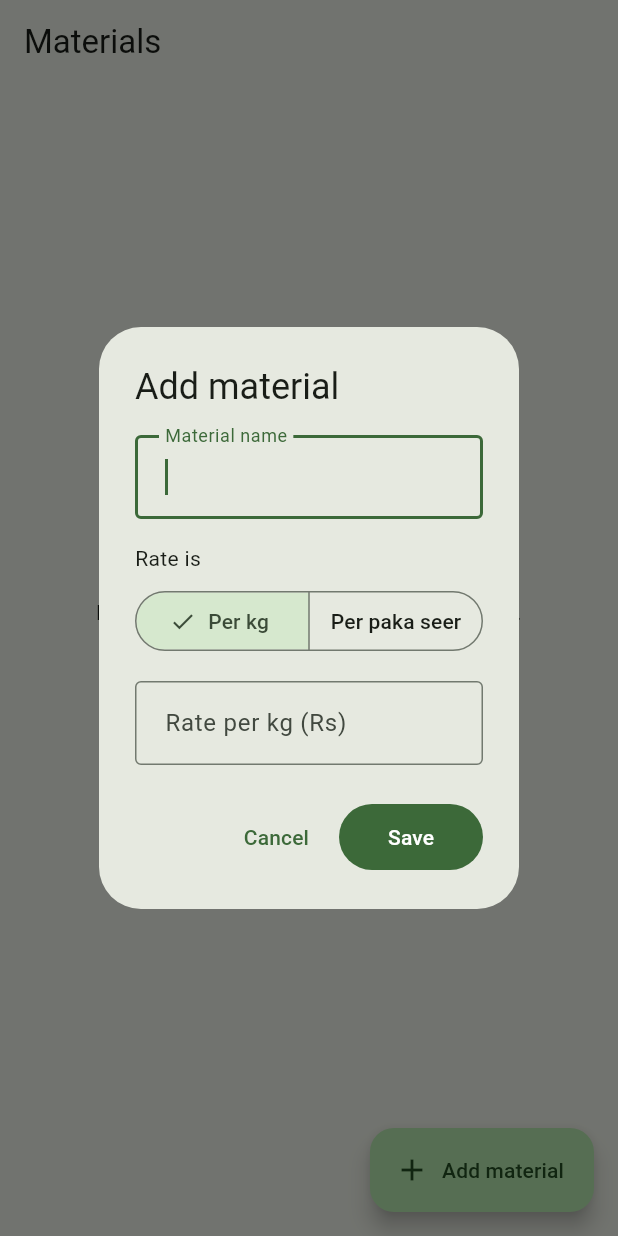
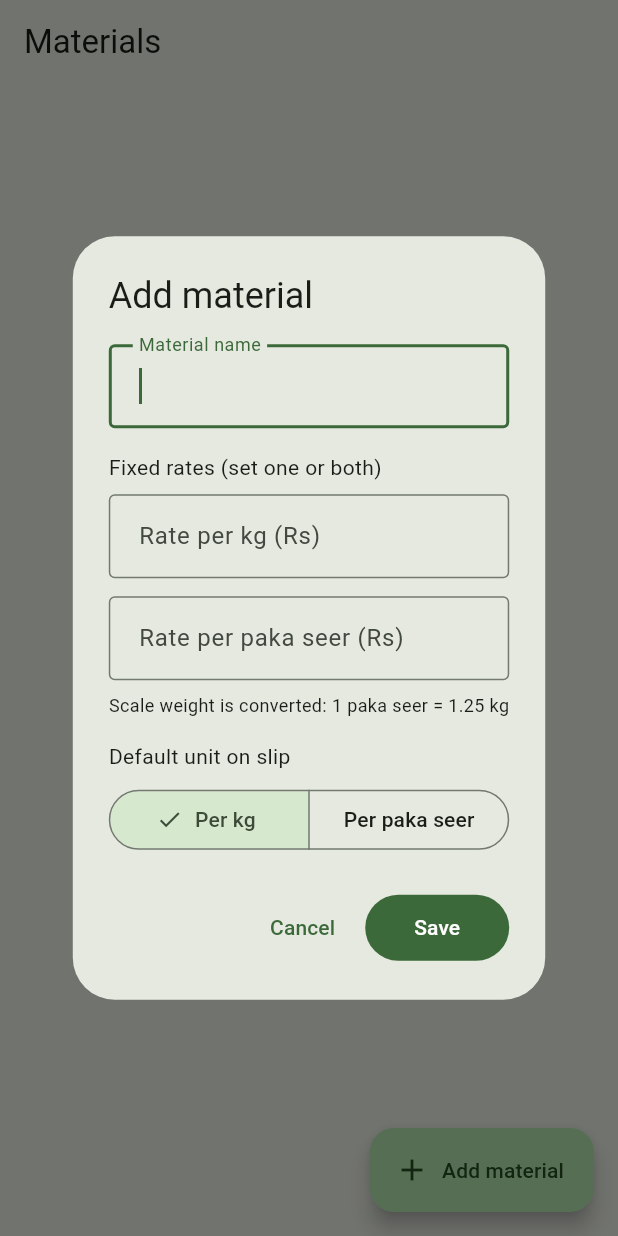
Before and after one commit to abubakarsiddique-dev/Tarazu, a Flutter app: the AddPurchaseScreen screen opened by its route, after a tap on "Materials", after a tap on "Add material", on a phone screen of 412 x 824 dp. Run offline on Flutter 3.47's test engine with Material 3 defaults, Android fonts, the phone set to English and light mode, and no system bars; our stand-ins replace cloud_firestore, firebase_auth, firebase_core, flutter_riverpod, go_router, shared_preferences; accounts and stored records are empty.

Commit message:
Materials: fixed per-kg and per-paka-seer rates; per-item unit choice on purchase slip

```diff
--- a/lib/core/constants/app_strings.dart
+++ b/lib/core/constants/app_strings.dart
@@ -99,6 +99,10 @@ class AppStrings {
   static const perPakaSeer = 'Per paka seer';
   static const ratePerPakaSeer = 'Rate per paka seer (Rs)';
   static const rateIs = 'Rate is';
+  static const fixedRates = 'Fixed rates (set one or both)';
+  static const defaultUnit = 'Default unit on slip';
+  static const priceBy = 'Price by';
+  static const rateNotSetShort = 'not set';
   static const kachaToPaka = 'Scale weight is converted: 1 paka seer = 1.25 kg';
   static const slip = 'Purchase slip';
   static const items = 'items';
--- a/lib/features/inventory/domain/models.dart
+++ b/lib/features/inventory/domain/models.dart
@@ -34,7 +34,8 @@ class ScrapMaterial {
   const ScrapMaterial({
     required this.id,
     required this.name,
-    required this.rate,
+    required this.rateKg,
+    required this.ratePakaSeer,
     required this.priceUnit,
     required this.isActive,
   });
@@ -42,18 +43,33 @@ class ScrapMaterial {
   final String id;
   final String name;
 
-  /// Rs per [priceUnit].
-  final double rate;
+  /// Fixed rate in Rs per kg (0 = not set).
+  final double rateKg;
+
+  /// Fixed rate in Rs per paka seer (0 = not set).
+  final double ratePakaSeer;
+
+  /// Which unit is pre-selected when this material is added to a slip.
   final PriceUnit priceUnit;
   final bool isActive;
 
+  double rateFor(PriceUnit unit) => unit == PriceUnit.pakaSeer ? ratePakaSeer : rateKg;
+
+  /// Rate of the default unit.
+  double get rate => rateFor(priceUnit);
+
   factory ScrapMaterial.fromDoc(QueryDocumentSnapshot<Map<String, dynamic>> d) {
     final m = d.data();
+    final unit = PriceUnit.fromString(m['priceUnit'] as String?);
+    // Older docs only have one `rate` (ratePerKg = even older name) for [unit].
+    final legacy = ((m['rate'] ?? m['ratePerKg']) as num?)?.toDouble() ?? 0;
     return ScrapMaterial(
       id: d.id,
       name: m['name'] as String? ?? '',
-      rate: ((m['rate'] ?? m['ratePerKg']) as num?)?.toDouble() ?? 0, // ratePerKg = old name
-      priceUnit: PriceUnit.fromString(m['priceUnit'] as String?),
+      rateKg: (m['rateKg'] as num?)?.toDouble() ?? (unit == PriceUnit.kg ? legacy : 0),
+      ratePakaSeer:
+          (m['ratePakaSeer'] as num?)?.toDouble() ?? (unit == PriceUnit.pakaSeer ? legacy : 0),
+      priceUnit: unit,
       isActive: m['isActive'] as bool? ?? true,
     );
   }
--- a/lib/features/inventory/presentation/add_purchase_screen.dart
+++ b/lib/features/inventory/presentation/add_purchase_screen.dart
@@ -23,6 +23,7 @@ class _AddPurchaseScreenState extends ConsumerState<AddPurchaseScreen> {
   final _seller = TextEditingController();
   final List<PurchaseItem> _items = [];
   ScrapMaterial? _selected;
+  PriceUnit _unit = PriceUnit.kg;
   bool _showMaterialError = false;
 
   @override
@@ -33,11 +34,26 @@ class _AddPurchaseScreenState extends ConsumerState<AddPurchaseScreen> {
     super.dispose();
   }
 
+  static String _fmt(double v) =>
+      v > 0 ? v.toString().replaceFirst(RegExp(r'\.0$'), '') : '';
+
   void _select(ScrapMaterial m) {
     setState(() {
       _selected = m;
+      _unit = m.priceUnit;
       _showMaterialError = false;
-      _rate.text = m.rate > 0 ? m.rate.toString().replaceFirst(RegExp(r'\.0$'), '') : '';
+      _rate.text = _fmt(m.rateFor(_unit));
+    });
+  }
+
+  /// Switch this item between per-kg and per-paka-seer pricing; the material's
+  /// fixed rate for that unit is filled in (still editable).
+  void _setUnit(PriceUnit u) {
+    final m = _selected;
+    if (m == null) return;
+    setState(() {
+      _unit = u;
+      _rate.text = _fmt(m.rateFor(u));
     });
   }
 
@@ -52,7 +68,7 @@ class _AddPurchaseScreenState extends ConsumerState<AddPurchaseScreen> {
     final r = parseNumber(_rate.text);
     final m = _selected;
     if (m == null || g == null || r == null || g <= 0 || r <= 0) return null;
-    return computeAmount(g, r, m.priceUnit);
+    return computeAmount(g, r, _unit);
   }
 
   int get _slipTotal => _items.fold(0, (s, i) => s + i.amount);
@@ -69,9 +85,9 @@ class _AddPurchaseScreenState extends ConsumerState<AddPurchaseScreen> {
       materialId: m.id,
       materialName: m.name,
       weightGrams: grams,
-      unit: m.priceUnit,
+      unit: _unit,
       rate: rate,
-      amount: computeAmount(grams, rate, m.priceUnit),
+      amount: computeAmount(grams, rate, _unit),
     );
     setState(() {
       _items.add(item);
@@ -131,7 +147,7 @@ class _AddPurchaseScreenState extends ConsumerState<AddPurchaseScreen> {
     }
 
     final selected = _selected;
-    final isSeer = selected?.priceUnit == PriceUnit.pakaSeer;
+    final isSeer = selected != null && _unit == PriceUnit.pakaSeer;
     final lineTotal = _lineTotal;
     final grams = _grams;
     final keyboardOpen = MediaQuery.viewInsetsOf(context).bottom > 0;
@@ -229,6 +245,29 @@ class _AddPurchaseScreenState extends ConsumerState<AddPurchaseScreen> {
                 padding: const EdgeInsets.only(top: 8),
                 child: Text(AppStrings.materialRequired, style: TextStyle(color: theme.colorScheme.error)),
               ),
+            if (selected != null) ...[
+              const SizedBox(height: 16),
+              Text(AppStrings.priceBy, style: theme.textTheme.titleSmall),
+              const SizedBox(height: 8),
+              SegmentedButton<PriceUnit>(
+                segments: [
+                  ButtonSegment(
+                    value: PriceUnit.kg,
+                    label: Text(selected.rateKg > 0
+                        ? '${AppStrings.perKg} (${formatRate(selected.rateKg)})'
+                        : AppStrings.perKg),
+                  ),
+                  ButtonSegment(
+                    value: PriceUnit.pakaSeer,
+                    label: Text(selected.ratePakaSeer > 0
+                        ? '${AppStrings.perPakaSeer} (${formatRate(selected.ratePakaSeer)})'
+                        : AppStrings.perPakaSeer),
+                  ),
+                ],
+                selected: {_unit},
+                onSelectionChanged: (s) => _setUnit(s.first),
+              ),
+            ],
             const SizedBox(height: 16),
             Form(
               key: _itemFormKey,
--- a/lib/features/inventory/presentation/materials_screen.dart
+++ b/lib/features/inventory/presentation/materials_screen.dart
@@ -10,17 +10,20 @@ class MaterialsScreen extends ConsumerWidget {
   const MaterialsScreen({super.key});
 
   Future<void> _edit(BuildContext context, WidgetRef ref, {ScrapMaterial? existing}) async {
-    final result = await showDialog<({String name, double rate, PriceUnit unit})>(
+    final result = await showDialog<({String name, double rateKg, double ratePakaSeer, PriceUnit unit})>(
       context: context,
       builder: (_) => _MaterialDialog(existing: existing),
     );
     if (result == null) return;
     final actions = ref.read(inventoryActionsProvider);
     if (existing == null) {
-      actions.addMaterial(result.name, result.rate, result.unit);
+      actions.addMaterial(result.name, result.rateKg, result.ratePakaSeer, result.unit);
     } else {
       actions.updateMaterial(existing.id,
-          name: result.name, rate: result.rate, priceUnit: result.unit);
+          name: result.name,
+          rateKg: result.rateKg,
+          ratePakaSeer: result.ratePakaSeer,
+          priceUnit: result.unit);
     }
   }
 
@@ -63,10 +66,13 @@ class MaterialsScreen extends ConsumerWidget {
             separatorBuilder: (_, _) => const Divider(height: 1),
             itemBuilder: (context, i) {
               final m = list[i];
-              final unitLabel = m.priceUnit == PriceUnit.pakaSeer ? 'paka seer' : 'kg';
+              final parts = <String>[
+                if (m.rateKg > 0) '${formatRate(m.rateKg)} / kg',
+                if (m.ratePakaSeer > 0) '${formatRate(m.ratePakaSeer)} / paka seer',
+              ];
               return ListTile(
                 title: Text(m.name),
-                subtitle: Text(m.rate > 0 ? '${formatRate(m.rate)} / $unitLabel' : AppStrings.rateNotSet),
+                subtitle: Text(parts.isEmpty ? AppStrings.rateNotSet : parts.join('  •  ')),
                 trailing: Switch(
                   value: m.isActive,
                   onChanged: (v) =>
@@ -94,24 +100,28 @@ class _MaterialDialog extends StatefulWidget {
 class _MaterialDialogState extends State<_MaterialDialog> {
   final _formKey = GlobalKey<FormState>();
   late final TextEditingController _name;
-  late final TextEditingController _rate;
+  late final TextEditingController _rateKg;
+  late final TextEditingController _rateSeer;
   late PriceUnit _unit;
+
+  static String _fmt(double v) =>
+      v > 0 ? v.toString().replaceFirst(RegExp(r'\.0$'), '') : '';
 
   @override
   void initState() {
     super.initState();
     final e = widget.existing;
     _name = TextEditingController(text: e?.name ?? '');
-    _rate = TextEditingController(
-      text: (e != null && e.rate > 0) ? e.rate.toString().replaceFirst(RegExp(r'\.0$'), '') : '',
-    );
+    _rateKg = TextEditingController(text: _fmt(e?.rateKg ?? 0));
+    _rateSeer = TextEditingController(text: _fmt(e?.ratePakaSeer ?? 0));
     _unit = e?.priceUnit ?? PriceUnit.kg;
   }
 
   @override
   void dispose() {
     _name.dispose();
-    _rate.dispose();
+    _rateKg.dispose();
+    _rateSeer.dispose();
     super.dispose();
   }
 
@@ -119,9 +129,16 @@ class _MaterialDialogState extends State<_MaterialDialog> {
     if (!_formKey.currentState!.validate()) return;
     Navigator.of(context).pop((
       name: _name.text.trim(),
-      rate: parseNumber(_rate.text) ?? 0,
+      rateKg: parseNumber(_rateKg.text) ?? 0,
+      ratePakaSeer: parseNumber(_rateSeer.text) ?? 0,
       unit: _unit,
     ));
+  }
+
+  String? _rateValidator(String? v) {
+    if (v == null || v.trim().isEmpty) return null; // rate can be set later
+    final n = parseNumber(v);
+    return (n == null || n < 0 || n > 100000) ? AppStrings.invalidNumber : null;
   }
 
   @override
@@ -144,7 +161,27 @@ class _MaterialDialogState extends State<_MaterialDialog> {
                     (v == null || v.trim().isEmpty || v.trim().length > 60) ? AppStrings.fieldRequired : null,
               ),
               const SizedBox(height: 16),
-              const Text(AppStrings.rateIs),
+              const Text(AppStrings.fixedRates),
+              const SizedBox(height: 8),
+              TextFormField(
+                controller: _rateKg,
+                keyboardType: const TextInputType.numberWithOptions(decimal: true),
+                decoration: const InputDecoration(labelText: AppStrings.ratePerKg),
+                validator: _rateValidator,
+              ),
+              const SizedBox(height: 12),
+              TextFormField(
+                controller: _rateSeer,
+                keyboardType: const TextInputType.numberWithOptions(decimal: true),
+                decoration: const InputDecoration(labelText: AppStrings.ratePerPakaSeer),
+                validator: _rateValidator,
+              ),
+              const Padding(
+                padding: EdgeInsets.only(top: 8),
+                child: Text(AppStrings.kachaToPaka, style: TextStyle(fontSize: 12)),
+              ),
+              const SizedBox(height: 16),
+              const Text(AppStrings.defaultUnit),
               const SizedBox(height: 8),
               SegmentedButton<PriceUnit>(
                 segments: const [
@@ -153,24 +190,6 @@ class _MaterialDialogState extends State<_MaterialDialog> {
                 ],
                 selected: {_unit},
                 onSelectionChanged: (s) => setState(() => _unit = s.first),
-              ),
-              if (_unit == PriceUnit.pakaSeer)
-                const Padding(
-                  padding: EdgeInsets.only(top: 8),
-                  child: Text(AppStrings.kachaToPaka, style: TextStyle(fontSize: 12)),
-                ),
-              const SizedBox(height: 16),
-              TextFormField(
-                controller: _rate,
-                keyboardType: const TextInputType.numberWithOptions(decimal: true),
-                decoration: InputDecoration(
-                  labelText: _unit == PriceUnit.pakaSeer ? AppStrings.ratePerPakaSeer : AppStrings.ratePerKg,
-                ),
-                validator: (v) {
-                  if (v == null || v.trim().isEmpty) return null; // rate can be set later
-                  final n = parseNumber(v);
-                  return (n == null || n < 0 || n > 100000) ? AppStrings.invalidNumber : null;
-                },
               ),
             ],
           ),
```
Also changed, not shown: lib/features/inventory/application/inventory_providers.dart (+9 -4 lines), lib/features/inventory/data/inventory_repository.dart (+20 -4 lines), 1 other file.
